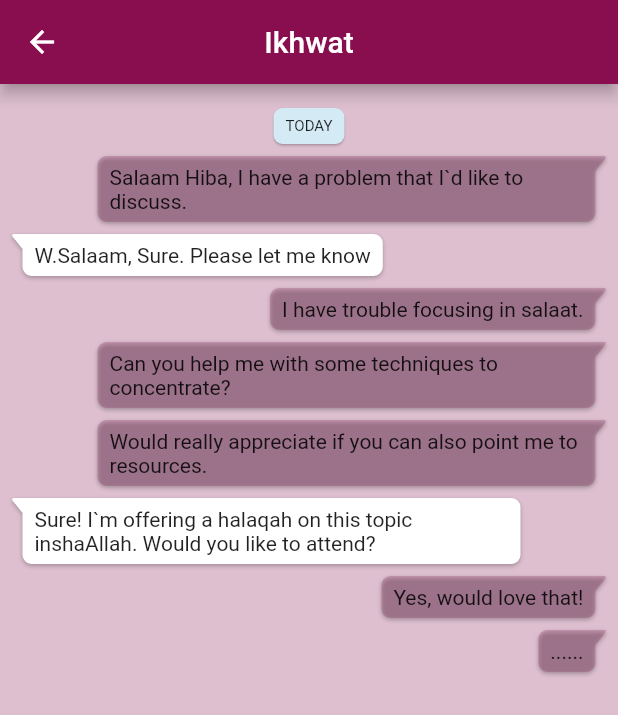
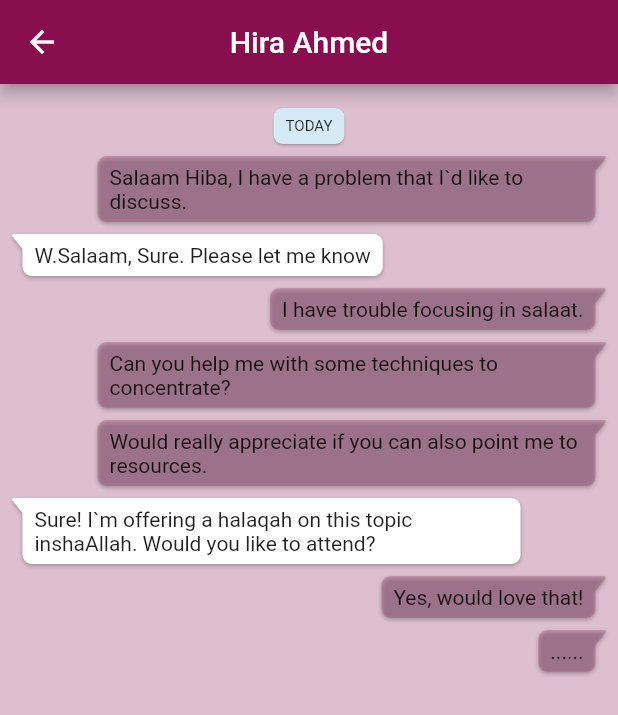
Before and after one commit to WafaWaheedaS/myummahcircle, a Flutter app: the MyMessagePage screen opened directly, on a phone screen of 412 x 824 dp. Shown: the top 715 px of the screen. Run offline on Flutter 3.47's test engine with Material 2 defaults, Android fonts, the light colour scheme and no system bars.

Commit message:
Fix title

```diff
--- a/lib/pages/send_message_page.dart
+++ b/lib/pages/send_message_page.dart
@@ -33,7 +33,7 @@ class _MyMessagePageState extends State<MyMessagePage> {
     return Scaffold(
       appBar: AppBar(
         backgroundColor: kAppPrimaryColor,
-        title: Text(kAppName),
+        title: Text('Hira Ahmed'),
         centerTitle: true,
       ),
       body: Container(
```
